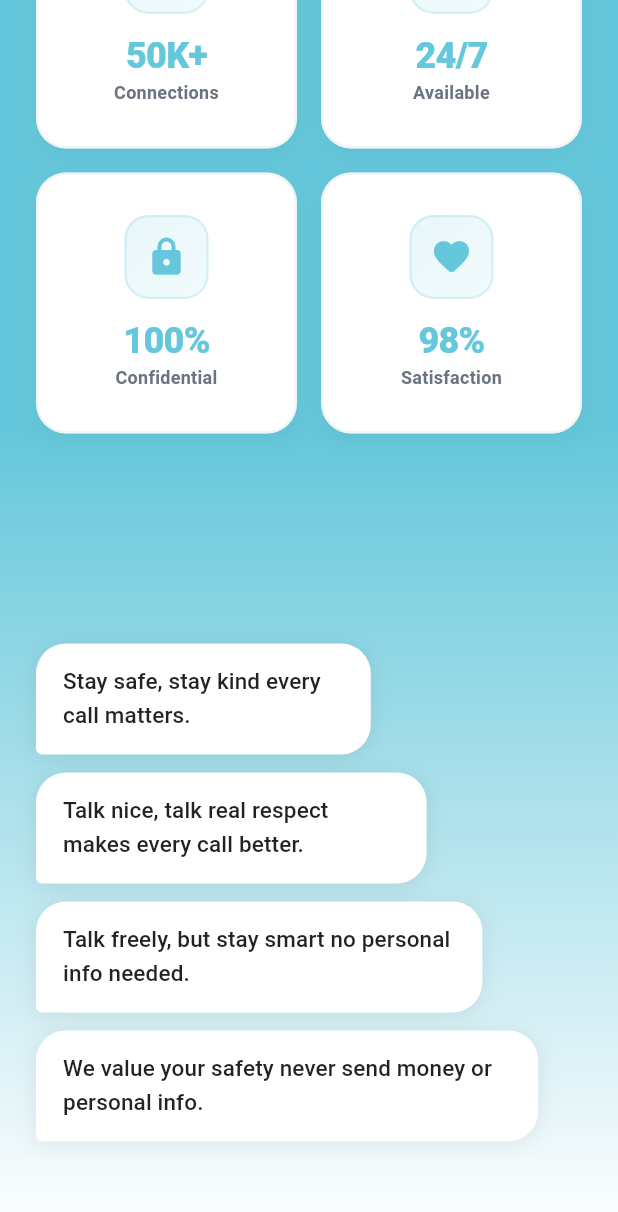
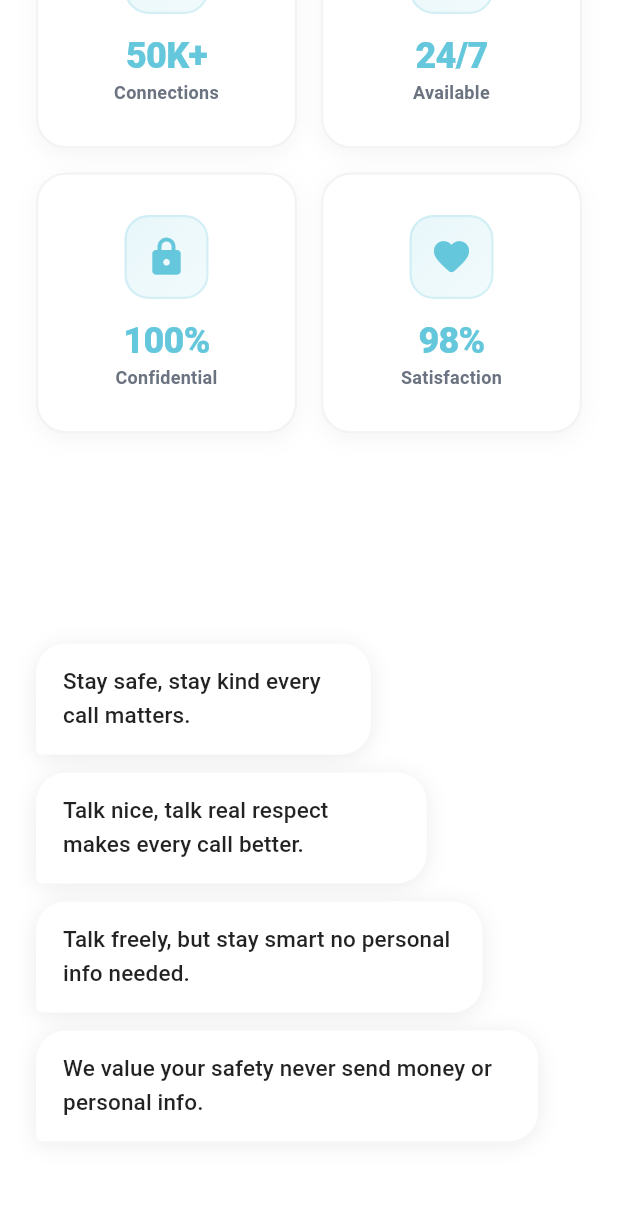
Before and after one commit to murshidkayla/x-mates-website, a Flutter app: the screen it shows after launch, scrolled down 1152 dp, on a phone screen of 412 x 824 dp. Shown: the top 1212 px of the screen. Run offline on Flutter 3.47's test engine with Material 3 defaults, Android fonts, the light colour scheme and no system bars.

Commit message:
bg corrections

```diff
--- a/lib/presentation/pages/home_page.dart
+++ b/lib/presentation/pages/home_page.dart
@@ -41,10 +41,16 @@
     }
 
     return Scaffold(
-      body: Stack(
-        children: [
-          // Fixed background gradient - stays in viewport
-          Positioned.fill(
+      backgroundColor: AppTheme.lightBackground,
+      body: CustomScrollView(
+        slivers: [
+          SliverToBoxAdapter(
+            child: Container(
+              color: AppTheme.primaryColor,
+              child: const PandoraNavbar(),
+            ),
+          ),
+          SliverToBoxAdapter(
             child: Container(
               decoration: BoxDecoration(
                 gradient: LinearGradient(
@@ -58,38 +64,44 @@
                   stops: gradientStops,
                 ),
               ),
-            ),
-          ),
-          // Scrollable content
-          CustomScrollView(
-        slivers: [
-          SliverToBoxAdapter(child: const PandoraNavbar()),
-          SliverToBoxAdapter(
               child: AnimatedSection(
                 delay: const Duration(milliseconds: 100),
                 child: _EnhancedHeroSection(),
               ),
             ),
+          ),
           SliverToBoxAdapter(
+            child: Container(
+              color: AppTheme.lightBackground,
               child: AnimatedSection(
                 delay: const Duration(milliseconds: 300),
                 child: _StatsSection(),
               ),
             ),
+          ),
           SliverToBoxAdapter(
+            child: Container(
+              color: AppTheme.lightBackground,
               child: AnimatedSection(
                 delay: const Duration(milliseconds: 500),
                 child: _SafetyGuidelinesSection(),
               ),
             ),
+          ),
           SliverToBoxAdapter(
+            child: Container(
+              color: AppTheme.lightBackground,
               child: AnimatedSection(
                 delay: const Duration(milliseconds: 700),
                 child: _CTASection(),
               ),
             ),
-          SliverToBoxAdapter(child: const Footer()),
-        ],
+          ),
+          SliverToBoxAdapter(
+            child: Container(
+              color: AppTheme.lightBackground,
+              child: const Footer(),
+            ),
           ),
         ],
       ),
```
Also changed, not shown: lib/infrastructure/router/app_router.dart (line endings or trailing spaces), lib/presentation/pages/contact_page.dart (indentation only), lib/presentation/widgets/animated_background_particles.dart (line endings or trailing spaces), lib/presentation/widgets/chat_bubble.dart (line endings or trailing spaces), lib/presentation/widgets/floating_icon.dart (line endings or trailing spaces), lib/presentation/widgets/floating_particles.dart (line endings or trailing spaces), lib/presentation/widgets/gradient_orb.dart (line endings or trailing spaces), lib/presentation/widgets/parallax_background.dart (line endings or trailing spaces). Lines whose indentation alone changed are shown as unchanged.
